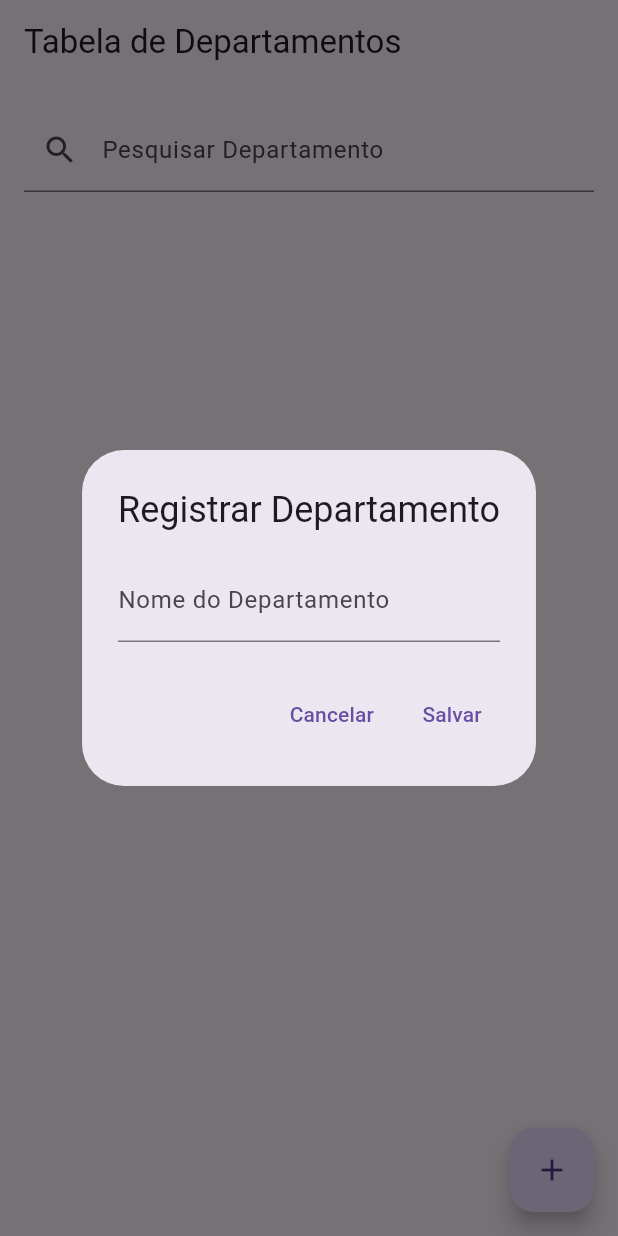
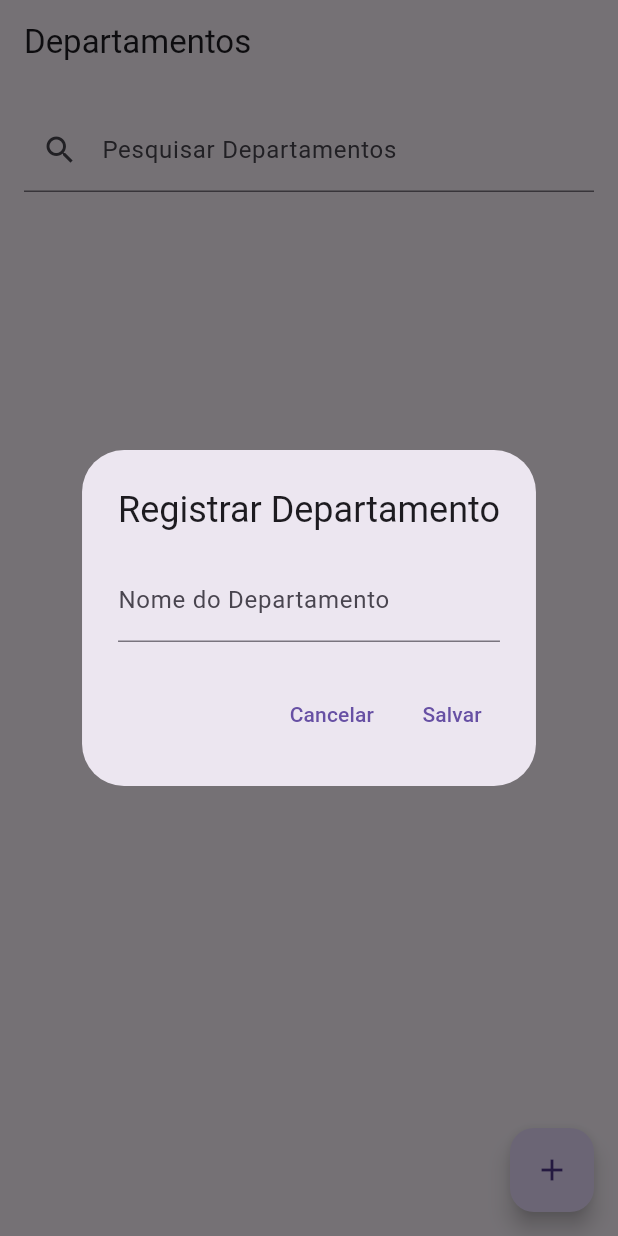
Before and after one commit to LucaasVGP/ZendaysApp, a Flutter app: the TabelaDepartamentosPage screen opened directly, after a tap on the "add" icon, on a phone screen of 412 x 824 dp. Run offline on Flutter 3.47's test engine with Material 3 defaults, Android fonts, the phone set to English and light mode, and no system bars; our stand-ins replace fluttertoast, font_awesome_flutter, shared_preferences; accounts and stored records are empty; network calls fail.

Commit message:
feat: melhoria na estrutura departamento

```diff
--- /dev/null
+++ b/lib/Departamentos/TelaDepartamentos.dart
@@ -0,0 +1,266 @@
+import 'package:flutter/material.dart';
+import 'package:zendays/Configs/EHttpMethod.dart';
+import 'package:zendays/Funcoes/Utils.dart';
+
+class TabelaDepartamentosPage extends StatefulWidget {
+  @override
+  _TabelaDepartamentosPageState createState() => _TabelaDepartamentosPageState();
+}
+
+class _TabelaDepartamentosPageState extends State<TabelaDepartamentosPage> {
+  List<dynamic> departamentos = [];
+  List<dynamic> departamentosFiltrados = [];
+  final TextEditingController _searchController = TextEditingController();
+  dynamic departamentoSelecionado;
+  final TextEditingController _editarNomeController = TextEditingController();
+
+  Future<void> fetchData() async {
+    try {
+      final response = await Utils.GetRetornoAPI(null,HttpMethod.GET, "/Departamento/GetAll", true);
+      if (response.Sucesso) {
+        setState(() {
+          departamentos = Utils.ConvertResponseToMapList(response.Obj);
+          departamentosFiltrados = List.from(departamentos);
+        });
+      } else {
+        var erro = response.Mensagem;
+        Utils.showToast("$erro");
+
+      }
+    } catch (e) {
+      Utils.showToast("$e");
+    }
+  }
+
+  void filtrarDepartamentos(String query) {
+    setState(() {
+      departamentosFiltrados = departamentos.where((departamento) {
+        final nome = departamento['nome'].toString().toLowerCase();
+        return nome.contains(query.toLowerCase());
+      }).toList();
+    });
+  }
+
+  Future<void> atualizarDepartamento(dynamic departamento) async {
+    final requestBody = {
+      'id': departamento['id'],
+      'nome': departamento['nome'],
+    };
+    try {
+      var response = await Utils.GetRetornoAPI(requestBody, HttpMethod.PUT, "/Departamento/Update'", true);
+      var mensagem = response.Mensagem;
+      Utils.showToast("$mensagem");
+    } catch (e) {
+      Utils.showToast("$e");
+    }
+  }
+
+  Future<void> excluirDepartamento(dynamic departamento) async {
+    try {
+      var response = await Utils.GetRetornoAPI(null, HttpMethod.DELETE, "/Departamento/Disable?id=${departamento['id']}", true);
+      if(response.Sucesso) {
+        fetchData();
+      }
+      else{
+        var erro = response.Mensagem;
+        Utils.showToast("$erro");
+      }
+    } catch (e) {
+      Utils.showToast("$e");
+    }
+  }
+
+  Future<void> registrarDepartamento(dynamic departamento) async {
+    try {
+      var response = await Utils.GetRetornoAPI(departamento, HttpMethod.POST, "/Departamento/Register", true);
+
+      if(response.Sucesso){
+        fetchData();
+      }
+      else{
+        var erro = response.Mensagem;
+        Utils.showToast("$erro");
+      }
+    } catch (e) {
+      Utils.showToast("$e");
+    }
+  }
+
+  //Widgets
+  @override
+  Widget build(BuildContext context) {
+    return Scaffold(
+      appBar: AppBar(
+        title: Text('Departamentos'),
+      ),
+      floatingActionButton: FloatingActionButton(
+        onPressed: () {
+          exibirModalRegistro();
+        },
+        child: Icon(Icons.add),
+      ),
+      body: Column(
+        children: [
+          Padding(
+            padding: EdgeInsets.all(16.0),
+            child: TextField(
+              controller: _searchController,
+              onChanged: filtrarDepartamentos,
+              decoration: InputDecoration(
+                labelText: 'Pesquisar Departamentos',
+                prefixIcon: Icon(Icons.search),
+              ),
+            ),
+          ),
+          Expanded(
+            child: ListView.builder(
+              itemCount: departamentosFiltrados.length,
+              itemBuilder: (context, index) {
+                final departamento = departamentosFiltrados[index];
+                return ListTile(
+                  title: Text(departamento['nome']),
+                  trailing: Row(
+                    mainAxisSize: MainAxisSize.min,
+                    children: [
+                      IconButton(
+                        icon: Icon(Icons.edit),
+                        onPressed: () {
+                          setState(() {
+                            departamentoSelecionado = departamento;
+                          });
+                          exibirModalEditar(departamento);
+                        },
+                      ),
+                      IconButton(
+                        icon: Icon(Icons.delete),
+                        onPressed: () {
+                          exibirModalExclusao(departamento);
+                        },
+                      ),
+                    ],
+                  ),
+                );
+              },
+            ),
+          ),
+        ],
+      ),
+    );
+  }
+
+  @override
+  void initState() {
+    super.initState();
+    fetchData();
+  }
+
+  void exibirModalEditar(dynamic departamento) {
+    _editarNomeController.text = departamento['nome'];
+
+    showDialog(
+      context: context,
+      builder: (BuildContext context) {
+        return AlertDialog(
+          title: Text('Editar Departamento'),
+          content: TextField(
+            controller: _editarNomeController,
+            decoration: InputDecoration(labelText: 'Nome do Departamento'),
+          ),
+          actions: [
+            TextButton(
+              onPressed: () {
+                Navigator.of(context).pop();
+              },
+              child: Text('Fechar'),
+            ),
+            TextButton(
+              onPressed: () async {
+                final novoNome = _editarNomeController.text;
+                final departamentoAtualizado = {
+                  'id': departamento['id'],
+                  'nome': novoNome,
+                };
+
+                await atualizarDepartamento(departamentoAtualizado);
+
+                setState(() {
+                  departamento['nome'] = novoNome;
+                });
+
+                Navigator.of(context).pop();
+              },
+              child: Text('Atualizar'),
+            ),
+          ],
+        );
+      },
+    );
+  }
+
+  void exibirModalRegistro() {
+    final TextEditingController _registroNomeController = TextEditingController();
+
+    showDialog(
+      context: context,
+      builder: (BuildContext context) {
+        return AlertDialog(
+          title: Text('Registrar Departamento'),
+          content: Column(
+            mainAxisSize: MainAxisSize.min,
+            children: [
+              TextField(
+                controller: _registroNomeController,
+                decoration: InputDecoration(labelText: 'Nome do Departamento'),
+              ),
+            ],
+          ),
+          actions: [
+            TextButton(
+              onPressed: () {
+                Navigator.of(context).pop();
+              },
+              child: Text('Cancelar'),
+            ),
+            TextButton(
+              onPressed: () async {
+                final novoNome = _registroNomeController.text;
+                final departamento = {'nome': novoNome};
+                await registrarDepartamento(departamento);
+                Navigator.of(context).pop();
+              },
+              child: Text('Salvar'),
+            ),
+          ],
+        );
+      },
+    );
+  }
+
+  void exibirModalExclusao(dynamic departamento) {
+    showDialog(
+      context: context,
+      builder: (BuildContext context) {
+        return AlertDialog(
+          title: Text('Confirmar Exclusão'),
+          content: Text('Deseja excluir o departamento ${departamento['nome']}?'),
+          actions: [
+            TextButton(
+              onPressed: () {
+                Navigator.of(context).pop();
+              },
+              child: Text('Cancelar'),
+            ),
+            TextButton(
+              onPressed: () async {
+                await excluirDepartamento(departamento);
+                Navigator.of(context).pop();
+              },
+              child: Text('Excluir'),
+            ),
+          ],
+        );
+      },
+    );
+  }
+
+}
--- a/lib/Departamentos/tabeladepartamento.dart
+++ /dev/null
@@ -1,297 +0,0 @@
-import 'dart:convert';
-import 'package:flutter/material.dart';
-import 'package:http/http.dart' as http;
-import 'package:zendays/Funcoes/Utils.dart';
-import 'package:zendays/Configs/Appsettings.dart';
-
-class TabelaDepartamentosPage extends StatefulWidget {
-  @override
-  _TabelaDepartamentosPageState createState() => _TabelaDepartamentosPageState();
-}
-
-class _TabelaDepartamentosPageState extends State<TabelaDepartamentosPage> {
-  List<dynamic> departamentos = [];
-  List<dynamic> departamentosFiltrados = [];
-  final TextEditingController _searchController = TextEditingController();
-  dynamic departamentoSelecionado;
-  final TextEditingController _editarNomeController = TextEditingController();
-
-  @override
-  void initState() {
-    super.initState();
-    fetchData();
-  }
-
-  Future<void> fetchData() async {
-    final getToken = await Utils.returnInfo("token");
-    final apiUrl = Appsettings.api_url;
-    final url = '$apiUrl/Departamento/GetAll';
-    final headers = {'Authorization': 'Bearer $getToken'};
-    print(headers);
-
-    try {
-      final response = await http.get(Uri.parse(url), headers: headers);
-
-      if (response.statusCode == 200) {
-        final jsonResponse = jsonDecode(response.body);
-        setState(() {
-          departamentos = jsonResponse['data'];
-          departamentosFiltrados = List.from(departamentos);
-        });
-      } else {
-        // Tratar erros de resposta da API
-        print('Erro na requisição: ${response.statusCode}');
-      }
-    } catch (e) {
-      // Tratar erros de conexão
-      print('Erro de conexão: $e');
-    }
-  }
-
-  void filtrarDepartamentos(String query) {
-    setState(() {
-      departamentosFiltrados = departamentos.where((departamento) {
-        final nome = departamento['nome'].toString().toLowerCase();
-        return nome.contains(query.toLowerCase());
-      }).toList();
-    });
-  }
-
-  void exibirModalEditar(dynamic departamento) {
-    _editarNomeController.text = departamento['nome'];
-
-    showDialog(
-      context: context,
-      builder: (BuildContext context) {
-        return AlertDialog(
-          title: Text('Editar Departamento'),
-          content: TextField(
-            controller: _editarNomeController,
-            decoration: InputDecoration(labelText: 'Nome do Departamento'),
-          ),
-          actions: [
-            TextButton(
-              onPressed: () {
-                Navigator.of(context).pop();
-              },
-              child: Text('Fechar'),
-            ),
-            TextButton(
-              onPressed: () async {
-                final novoNome = _editarNomeController.text;
-                final departamentoAtualizado = {
-                  'id': departamento['id'],
-                  'nome': novoNome,
-                };
-
-                await atualizarDepartamento(departamentoAtualizado);
-
-                setState(() {
-                  departamento['nome'] = novoNome;
-                });
-
-                Navigator.of(context).pop();
-              },
-              child: Text('Atualizar'),
-            ),
-          ],
-        );
-      },
-    );
-  }
-
-  Future<void> atualizarDepartamento(dynamic departamento) async {
-
-    final getToken = await Utils.returnInfo("token");
-    final apiUrl = Appsettings.api_url;
-    final url = '$apiUrl/Departamento/Update';
-
-    final headers = {'Content-Type': 'application/json', 'Authorization': 'Bearer $getToken'};
-
-    final requestBody = jsonEncode({
-      'id': departamento['id'],
-      'nome': departamento['nome'],
-    });
-
-    try {
-      await http.put(Uri.parse(url), headers: headers, body: requestBody);
-    } catch (e) {
-      // Tratar erros de conexão
-      print('Erro de conexão: $e');
-    }
-  }
-
-  void exibirModalExclusao(dynamic departamento) {
-    showDialog(
-      context: context,
-      builder: (BuildContext context) {
-        return AlertDialog(
-          title: Text('Confirmar Exclusão'),
-          content: Text('Deseja excluir o departamento ${departamento['nome']}?'),
-          actions: [
-            TextButton(
-              onPressed: () {
-                Navigator.of(context).pop();
-              },
-              child: Text('Cancelar'),
-            ),
-            TextButton(
-              onPressed: () async {
-                await excluirDepartamento(departamento);
-                Navigator.of(context).pop();
-              },
-              child: Text('Excluir'),
-            ),
-          ],
-        );
-      },
-    );
-  }
-
-  Future<void> excluirDepartamento(dynamic departamento) async {
-
-    final getToken = await Utils.returnInfo("token");
-    final apiUrl = Appsettings.api_url;
-    final url = '$apiUrl/Departamento/Disable?id=${departamento['id']}';
-
-    print(departamento['id']);
-    final headers = {'Authorization': 'Bearer $getToken'};
-
-    try {
-      await http.delete(Uri.parse(url), headers: headers);
-      setState(() {
-        departamentos.removeWhere((d) => d['id'] == departamento['id']);
-        departamentosFiltrados = List.from(departamentos);
-      });
-    } catch (e) {
-      // Tratar erros de conexão
-      print('Erro de conexão: $e');
-    }
-  }
-
-  void exibirModalRegistro() {
-    final TextEditingController _registroNomeController = TextEditingController();
-
-    showDialog(
-      context: context,
-      builder: (BuildContext context) {
-        return AlertDialog(
-          title: Text('Registrar Departamento'),
-          content: Column(
-            mainAxisSize: MainAxisSize.min,
-            children: [
-              TextField(
-                controller: _registroNomeController,
-                decoration: InputDecoration(labelText: 'Nome do Departamento'),
-              ),
-            ],
-          ),
-          actions: [
-            TextButton(
-              onPressed: () {
-                Navigator.of(context).pop();
-              },
-              child: Text('Cancelar'),
-            ),
-            TextButton(
-              onPressed: () async {
-                final novoNome = _registroNomeController.text;
-                final departamento = {'nome': novoNome};
-
-                await registrarDepartamento(departamento);
-                atualizarListaDepartamentos();
-
-                Navigator.of(context).pop();
-              },
-              child: Text('Salvar'),
-            ),
-          ],
-        );
-      },
-    );
-  }
-
-  Future<void> registrarDepartamento(dynamic departamento) async {
-
-    final getToken = await Utils.returnInfo("token");
-    final apiUrl = Appsettings.api_url;
-    final url = '$apiUrl/Departamento/Register';
-
-    final headers = {'Content-Type': 'application/json', 'Authorization': 'Bearer $getToken'};
-
-    final requestBody = jsonEncode(departamento);
-    print(jsonEncode(departamento));
-
-    try {
-      await http.post(Uri.parse(url), headers: headers, body: requestBody);
-    } catch (e) {
-      // Tratar erros de conexão
-      print('Erro de conexão: $e');
-    }
-  }
-
-  Future<void> atualizarListaDepartamentos() async {
-    await fetchData();
-  }
-
-  @override
-  Widget build(BuildContext context) {
-    return Scaffold(
-      appBar: AppBar(
-        title: Text('Tabela de Departamentos'),
-      ),
-      floatingActionButton: FloatingActionButton(
-        onPressed: () {
-          exibirModalRegistro();
-        },
-        child: Icon(Icons.add),
-      ),
-      body: Column(
-        children: [
-          Padding(
-            padding: EdgeInsets.all(16.0),
-            child: TextField(
-              controller: _searchController,
-              onChanged: filtrarDepartamentos,
-              decoration: InputDecoration(
-                labelText: 'Pesquisar Departamento',
-                prefixIcon: Icon(Icons.search),
-              ),
-            ),
-          ),
-          Expanded(
-            child: ListView.builder(
-              itemCount: departamentosFiltrados.length,
-              itemBuilder: (context, index) {
-                final departamento = departamentosFiltrados[index];
-                return ListTile(
-                  title: Text(departamento['nome']),
-                  trailing: Row(
-                    mainAxisSize: MainAxisSize.min,
-                    children: [
-                      IconButton(
-                        icon: Icon(Icons.edit),
-                        onPressed: () {
-                          setState(() {
-                            departamentoSelecionado = departamento;
-                          });
-                          exibirModalEditar(departamento);
-                        },
-                      ),
-                      IconButton(
-                        icon: Icon(Icons.delete),
-                        onPressed: () {
-                          exibirModalExclusao(departamento);
-                        },
-                      ),
-                    ],
-                  ),
-                );
-              },
-            ),
-          ),
-        ],
-      ),
-    );
-  }
-}
--- a/lib/Funcoes/Utils.dart
+++ b/lib/Funcoes/Utils.dart
@@ -1,3 +1,4 @@
+import 'package:fluttertoast/fluttertoast.dart';
 import 'package:shared_preferences/shared_preferences.dart';
 import 'package:zendays/Configs/EHttpMethod.dart';
 import 'package:zendays/Configs/Appsettings.dart';
@@ -46,7 +47,7 @@ class Utils {
       if(response.statusCode != 500)
       {
         Map<String, dynamic> data = json.decode(response.body);
-        return new ReturnAPI(true,data['message'],data['data']);
+        return new ReturnAPI(data['success'],data['message'],data['data']);
       }else{
         return new ReturnAPI(false, "Erro externo",null);
       }
@@ -56,4 +57,24 @@ class Utils {
     }
   }
 
+  static List<Map<String, dynamic>> ConvertResponseToMapList(dynamic responseObject) {
+    List<Map<String, dynamic>> objList = [];
+    if (responseObject != null && responseObject is List) {
+      for (dynamic department in responseObject) {
+        if (department is Map<String, dynamic>) {
+          objList.add(department);
+        }
+      }
+    }
+    return objList;
+  }
+
+  static void showToast(String message,[int? tempo]) {
+    var tempoToast = 5;
+    if(tempo != null) tempoToast = tempo;
+    Fluttertoast.showToast(
+      msg: message,
+      timeInSecForIosWeb: tempoToast,
+    );
+  }
 }
--- a/lib/nossowidget/admin_menu.dart
+++ b/lib/nossowidget/admin_menu.dart
@@ -2,7 +2,7 @@ import 'package:flutter/material.dart';
 import 'package:zendays/Contatos/contatos.dart';
 import 'package:zendays/Telasiniciais/homeadm.dart';
 import 'package:zendays/Telasiniciais/login.dart';
-import 'package:zendays/Departamentos/tabeladepartamento.dart';
+import 'package:zendays/Departamentos/TelaDepartamentos.dart';
 import 'package:zendays/Funcionarios/tabelafuncionario.dart';
 import 'package:zendays/Relatorios/relatorioferiasadm.dart';
 import 'package:zendays/Relatorios/relatoriocustoadm.dart';
```
Also changed, not shown: lib/Telasiniciais/homeadm.dart (+0 -8 lines), lib/Telasiniciais/login.dart (+4 -4 lines).
